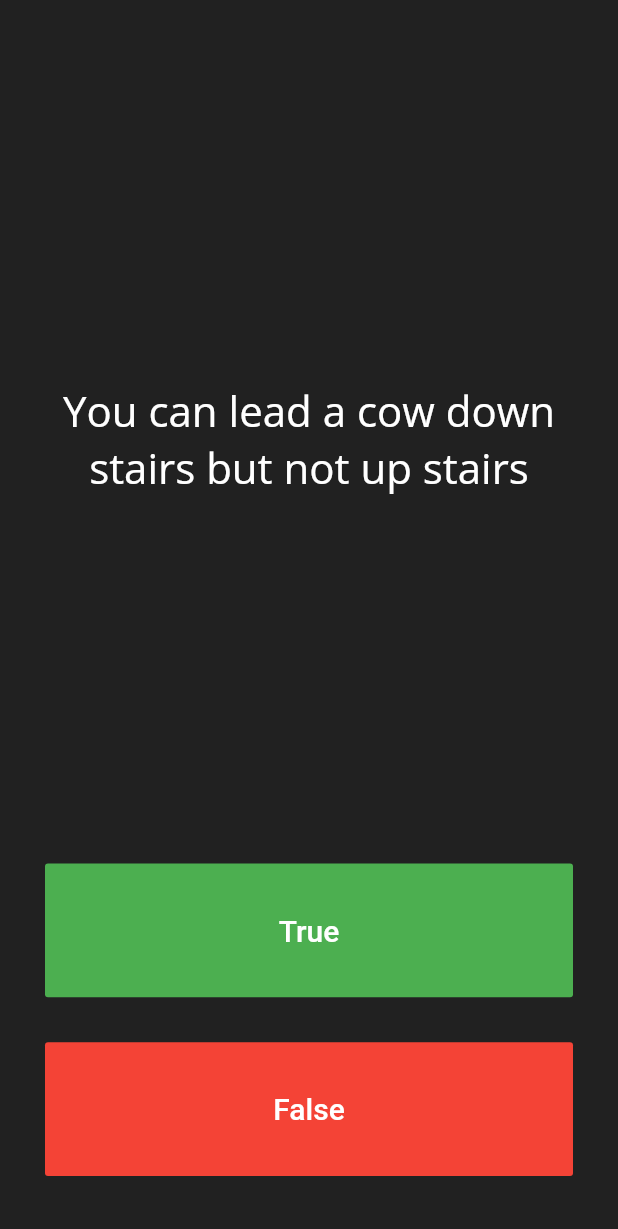
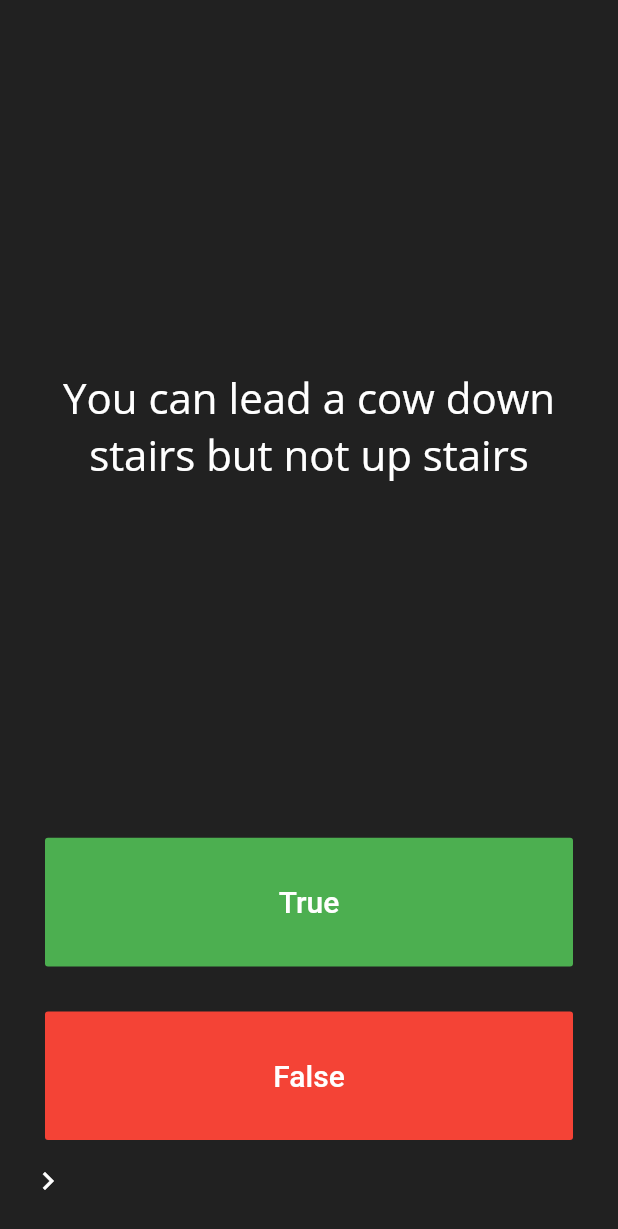
Before and after one commit to nestorsgarzonc/quizz-app, a Flutter app: the screen it shows after launch, on a phone screen of 412 x 824 dp. Shown: the top 1229 px of the screen. Run offline on Flutter 3.47's test engine with Material 2 defaults, Android fonts, the phone set to English and light mode, and no system bars; our stand-ins replace google_fonts.

Commit message:
assing score

```diff
--- a/lib/main.dart
+++ b/lib/main.dart
@@ -29,7 +29,9 @@ class QuizzPage extends StatefulWidget {
 }
 
 class _QuizzPageState extends State<QuizzPage> {
-  List<Widget> scoreKeeper = [];
+  List<Widget> scoreKeeper = [
+    Icon(Icons.keyboard_arrow_right, color: Colors.white)
+  ];
   QuizBrain quizBrain = QuizBrain();
 
   @override
@@ -39,11 +41,11 @@ class _QuizzPageState extends State<QuizzPage> {
       mainAxisAlignment: MainAxisAlignment.spaceEvenly,
       children: <Widget>[
         _question(),
-        _trueButton(),
+        _button(true),
         SizedBox(
           height: 10,
         ),
-        _falseButton(),
+        _button(false),
         Padding(
           padding: const EdgeInsets.symmetric(vertical: 5),
           child: Row(
@@ -52,6 +54,17 @@ class _QuizzPageState extends State<QuizzPage> {
         )
       ],
     );
+  }
+
+  void checkAnswer(bool userPickedAnswer) {
+    setState(() {
+      if (quizBrain.getAnswer() == userPickedAnswer) {
+        quizBrain.nextQuestion();
+        scoreKeeper.add(Icon(Icons.check, color: Colors.green));
+      } else {
+        scoreKeeper.add(Icon(Icons.close, color: Colors.red));
+      }
+    });
   }
 
   Widget _question() {
@@ -72,53 +85,24 @@ class _QuizzPageState extends State<QuizzPage> {
     );
   }
 
-  Widget _trueButton() {
+  Widget _button(bool sign) {
+    String text = 'False';
+    Color color = Colors.red;
+    if (sign) {
+      text = 'True';
+      color = Colors.green;
+    }
     return Expanded(
       child: Padding(
         padding: EdgeInsets.all(10),
         child: FlatButton(
-          color: Colors.green,
+          color: color,
           textColor: Colors.white,
           child: Text(
-            'True',
+            text,
             style: TextStyle(fontSize: 20),
           ),
-          onPressed: () {
-            setState(() {
-              if (quizBrain.getAnswer() == true) {
-                quizBrain.nextQuestion();
-                scoreKeeper.add(Icon(Icons.check, color: Colors.green));
-              } else {
-                scoreKeeper.add(Icon(Icons.close, color: Colors.red));
-              }
-            });
-          },
-        ),
-      ),
-    );
-  }
-
-  Widget _falseButton() {
-    return Expanded(
-      child: Padding(
-        padding: EdgeInsets.all(10),
-        child: FlatButton(
-          color: Colors.red,
-          textColor: Colors.white,
-          child: Text(
-            'False',
-            style: TextStyle(fontSize: 20),
-          ),
-          onPressed: () {
-            setState(() {
-              if (quizBrain.getAnswer() == false) {
-                quizBrain.nextQuestion();
-                scoreKeeper.add(Icon(Icons.check, color: Colors.green));
-              } else {
-                scoreKeeper.add(Icon(Icons.close, color: Colors.red));
-              }
-            });
-          },
+          onPressed: () => checkAnswer(sign),
         ),
       ),
     );
```
